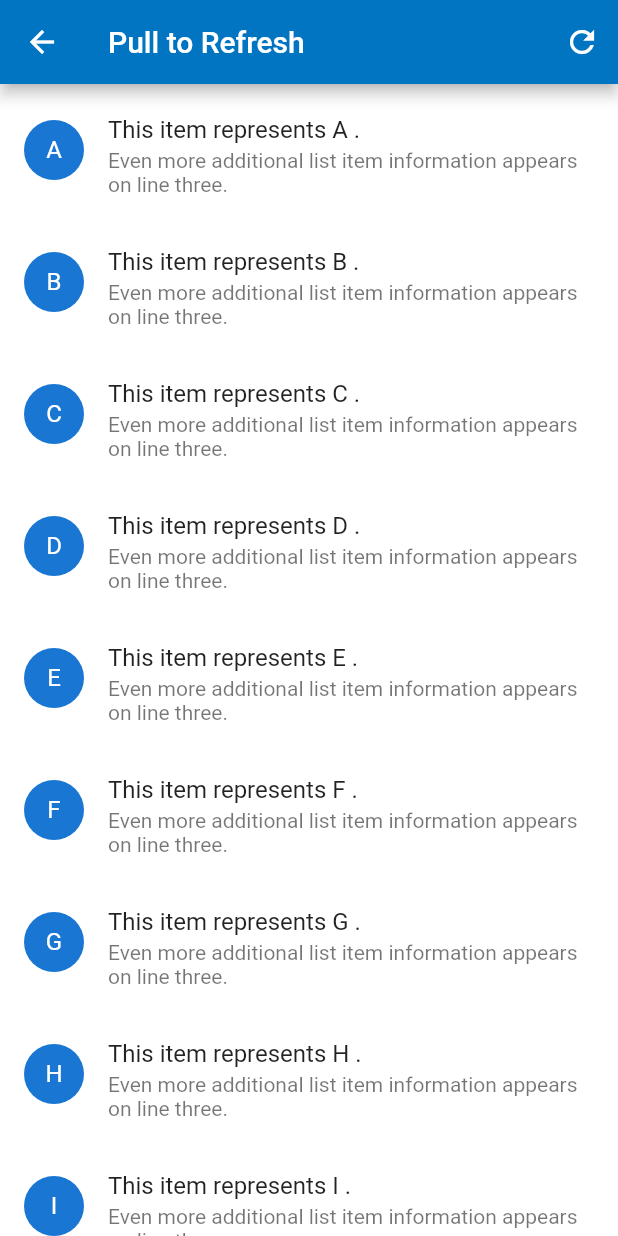
After one commit to xiehui999/flutterExamples, a Flutter app: the OverscrollDemo screen opened by its route, on a phone screen of 412 x 824 dp. The commit adds this screen. Run offline on Flutter 3.47's test engine with Material 2 defaults, Android fonts, the phone set to English and light mode, and no system bars; our stand-ins replace string_scanner.

Commit message:
ListView Pull to refresh

```diff
--- a/lib/listItem.dart
+++ b/lib/listItem.dart
@@ -18,6 +18,7 @@ import 'material/date_and_time_picker_demo.dart';
 import 'material/chip_demo.dart';
 import 'material/data_table_demo.dart';
 import 'material/two_level_list_demo.dart';
+import 'material/overscroll_demo.dart';
 
 enum ItemType { STYLES, MATERIAL }
 
@@ -159,6 +160,14 @@ final List<ListItem> items = <ListItem>[
     buildRoute: (BuildContext context) => ProgressIndicatorDemo(),
   ),
   new ListItem(
+    title: 'Pull to refresh',
+    subtitle: 'Refresh indicators',
+    icon: Icons.refresh,
+    itemType: ItemType.MATERIAL,
+    routeName: OverscrollDemo.routeName,
+    buildRoute: (BuildContext context) => OverscrollDemo(),
+  ),
+  new ListItem(
     title: 'SnackBar',
     subtitle: 'Temporary messaging',
     icon: Icons.pregnant_woman,
--- /dev/null
+++ b/lib/material/overscroll_demo.dart
@@ -0,0 +1,89 @@
+import 'dart:async';
+import 'package:flutter/material.dart';
+
+enum IndicatorType { overscroll, refresh }
+
+class OverscrollDemo extends StatefulWidget {
+  static const String routeName = '/material/overscroll';
+
+  @override
+  State<StatefulWidget> createState() {
+    return OverscrollDemoState();
+  }
+}
+
+class OverscrollDemoState extends State<OverscrollDemo> {
+  final GlobalKey<ScaffoldState> _scaffolfKey = GlobalKey<ScaffoldState>();
+  final GlobalKey<RefreshIndicatorState> _refreshIndicatorKey =
+      GlobalKey<RefreshIndicatorState>();
+  static final List<String> _items = <String>[
+    'A',
+    'B',
+    'C',
+    'D',
+    'E',
+    'F',
+    'G',
+    'H',
+    'I',
+    'J',
+    'K',
+    'L',
+    'M',
+    'N'
+  ];
+
+  @override
+  Widget build(BuildContext context) {
+    return Scaffold(
+      key: _scaffolfKey,
+      appBar: AppBar(
+        title: Text('Pull to Refresh'),
+        actions: <Widget>[
+          IconButton(
+              icon: Icon(Icons.refresh),
+              tooltip: 'Refresh',
+              onPressed: () {
+                _refreshIndicatorKey.currentState.show();
+              })
+        ],
+      ),
+      body: RefreshIndicator(
+          key: _refreshIndicatorKey,
+          child: ListView.builder(
+              padding: EdgeInsets.symmetric(vertical: 8.0),
+              itemCount: _items.length,
+              itemBuilder: (BuildContext context, int index) {
+                final String item = _items[index];
+
+                return ListTile(
+                  isThreeLine: true,
+                  leading: CircleAvatar(
+                    child: Text(item),
+                  ),
+                  title: Text('This item represents $item .'),
+                  subtitle: Text(
+                      'Even more additional list item information appears on line three.'),
+                );
+              }),
+          onRefresh: _handleRefresh),
+    );
+  }
+
+  Future<Null> _handleRefresh() {
+    final Completer<Null> completer = Completer<Null>();
+    Timer(Duration(seconds: 3), () {
+      completer.complete(null);
+    });
+    return completer.future.then((_) {
+      _scaffolfKey.currentState?.showSnackBar(SnackBar(
+        content: Text('Refresh complete'),
+        action: SnackBarAction(
+            label: 'Reset',
+            onPressed: () {
+              _refreshIndicatorKey.currentState.show();
+            }),
+      ));
+    });
+  }
+}
```
